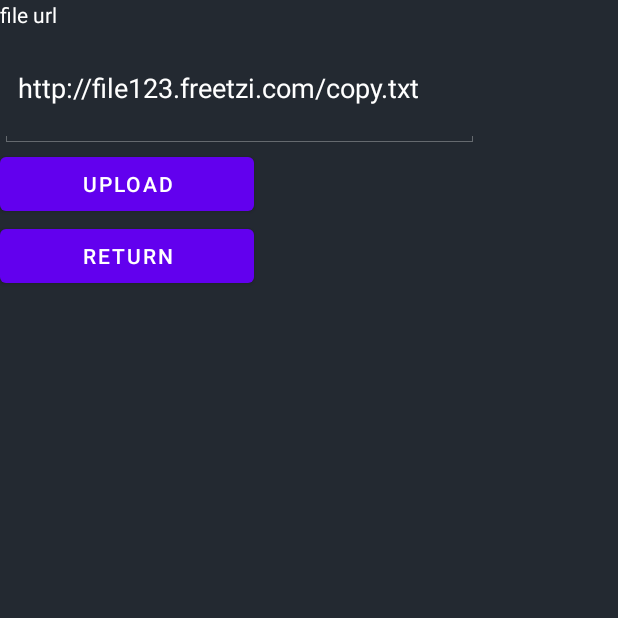
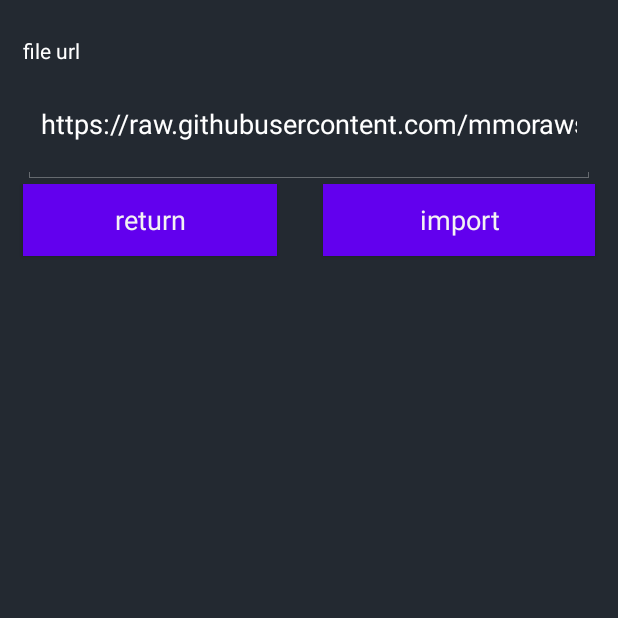
Before and after one commit to mmorawski520/secretariat-mobile, an Android app: the UploadActivity screen opened directly, with no data from a screen before it, on a phone screen of 412 x 824 dp, the top half of it. Run offline under Robolectric (Android 15) with nearby library versions, the phone set to English and light mode, and no system bars.

Commit message:
v0.0.6 Changes : - import bugfix - rework of whole layout

```diff
--- a/app/src/main/java/com/example/secretary_mobile/DbHelper.kt
+++ b/app/src/main/java/com/example/secretary_mobile/DbHelper.kt
@@ -42,7 +42,7 @@ class DBHelper(context: Context, factory: SQLiteDatabase.CursorFactory?) :
         db.insert("students", null, values)
     }
 
-    fun addTeachers(collumns: List<String>) {
+    fun addTeacher(collumns: List<String>) {
         val values = ContentValues()
         val db = this.writableDatabase
 
--- a/app/src/main/java/com/example/secretary_mobile/MainActivity.kt
+++ b/app/src/main/java/com/example/secretary_mobile/MainActivity.kt
@@ -7,6 +7,7 @@ import androidx.appcompat.app.AppCompatActivity
 import android.os.Bundle
 import android.view.View
 import android.widget.Button
+import android.widget.Toast
 import androidx.recyclerview.widget.LinearLayoutManager
 import androidx.recyclerview.widget.RecyclerView
 import com.example.secretary_mobile.databinding.ActivityMainBinding
@@ -47,6 +48,7 @@ class MainActivity : AppCompatActivity() {
         } catch (e: Throwable) {
             Cursor = db.basicCustomSelect("SELECT * FROM students")
             binding.recyclerView.adapter = getStudents(Cursor)
+
         }
         //Btn binding
         binding.btnUpload.setOnClickListener {
--- a/app/src/main/res/layout/activity_upload.xml
+++ b/app/src/main/res/layout/activity_upload.xml
@@ -4,19 +4,23 @@
     xmlns:tools="http://schemas.android.com/tools"
     android:layout_width="match_parent"
     android:layout_height="match_parent"
-    tools:context=".UploadActivity"
+    android:background="#232931"
     android:screenOrientation="landscape"
-    android:background="#232931"
     android:theme="@android:style/Theme.Holo.NoActionBar.Fullscreen"
-    >
+    tools:context=".UploadActivity">
 
 
     <LinearLayout
-        android:layout_width="409dp"
-        android:layout_height="729dp"
+        android:layout_width="0dp"
+        android:layout_height="0dp"
         android:orientation="vertical"
+
+        android:layout_marginTop="24dp"
+        app:layout_constraintBottom_toBottomOf="parent"
+        app:layout_constraintEnd_toEndOf="parent"
         app:layout_constraintStart_toStartOf="parent"
-        app:layout_constraintTop_toTopOf="parent">
+        app:layout_constraintTop_toTopOf="parent" >
+
         <TextView
             android:id="@+id/textView"
             android:layout_width="wrap_content"
@@ -27,42 +31,33 @@
             app:layout_constraintEnd_toEndOf="parent"
             app:layout_constraintHorizontal_bias="0.113"
             app:layout_constraintStart_toStartOf="parent"
+            android:layout_marginHorizontal="15dp"
             app:layout_constraintTop_toTopOf="parent"
-            app:layout_constraintVertical_bias="0.134" />
+            app:layout_constraintVertical_bias="0.134"/>
 
         <EditText
             android:id="@+id/editTextPersonName"
-            android:layout_width="319dp"
+            android:layout_width="match_parent"
             android:layout_height="79dp"
-            android:autofillHints=""
             android:ems="10"
             android:inputType="textPersonName"
+            android:layout_marginHorizontal="15dp"
             android:text="@string/edittext_name_label"
             android:textColor="#FFFFFF"
-            app:layout_constraintBottom_toBottomOf="parent"
-            app:layout_constraintEnd_toEndOf="parent"
-            app:layout_constraintHorizontal_bias="0.437"
-            app:layout_constraintStart_toStartOf="parent"
-            app:layout_constraintTop_toTopOf="parent"
-            app:layout_constraintVertical_bias="0.186" />
+            android:importantForAutofill="no" />
 
-        <Button
-            android:id="@+id/btnSubmit"
-            android:layout_width="169dp"
-            android:layout_height="48dp"
-            android:text="@string/btn_upload_label"
-            app:layout_constraintBottom_toBottomOf="parent"
-            app:layout_constraintEnd_toEndOf="parent"
-            app:layout_constraintHorizontal_bias="0.498"
-            app:layout_constraintStart_toStartOf="parent"
-            app:layout_constraintTop_toTopOf="parent"
-
-            app:layout_constraintVertical_bias="0.332" />
+        <LinearLayout
+            android:layout_width="match_parent"
+            android:layout_height="match_parent"
+            android:orientation="horizontal">
 
             <Button
                 android:id="@+id/btnMain"
+                style="?android:attr/buttonBarButtonStyle"
                 android:layout_width="169dp"
                 android:layout_height="48dp"
+                android:background="#A366DF"
+                android:layout_marginHorizontal="15dp"
                 android:text="@string/btn_return_label"
                 app:layout_constraintBottom_toBottomOf="parent"
                 app:layout_constraintEnd_toEndOf="parent"
@@ -70,5 +65,24 @@
                 app:layout_constraintStart_toStartOf="parent"
                 app:layout_constraintTop_toTopOf="parent"
                 app:layout_constraintVertical_bias="0.661" />
+
+            <Button
+                android:id="@+id/btnSubmit"
+                android:layout_width="match_parent"
+                android:layout_marginHorizontal="15dp"
+                android:layout_height="48dp"
+                android:text="@string/btn_upload_label"
+                android:background="#A366DF"
+                app:layout_constraintBottom_toBottomOf="parent"
+                app:layout_constraintEnd_toEndOf="parent"
+                app:layout_constraintHorizontal_bias="0.498"
+                app:layout_constraintStart_toStartOf="parent"
+                app:layout_constraintTop_toTopOf="parent"
+
+                app:layout_constraintVertical_bias="0.332"
+                style="?android:attr/buttonBarButtonStyle" />
         </LinearLayout>
+
+    </LinearLayout>
+
 </androidx.constraintlayout.widget.ConstraintLayout>
--- a/app/src/main/res/values/strings.xml
+++ b/app/src/main/res/values/strings.xml
@@ -1,10 +1,10 @@
 <resources>
     <string name="app_name">secretary-mobile</string>
-    <string name="btn_upload_label">upload</string>
+    <string name="btn_upload_label">import</string>
     <string name="btn_filters_label">filters</string>
     <string name="btn_submit_label">submit</string>
     <string name="btn_return_label">return</string>
-    <string name="edittext_name_label">http://file123.freetzi.com/copy.txt</string>
+    <string name="edittext_name_label">https://raw.githubusercontent.com/mmorawski520/secretariat/master/exportedData.txt</string>
     <string name="textview_upload_file_label">file url</string>
     <string name="textview_table_selection_label">select table</string>
     <string name="textview_table_search_label">search</string>
```
Also changed, not shown: app/src/main/java/com/example/secretary_mobile/UploadActivity.kt (+17 -11 lines), app/src/main/res/layout/activity_filters.xml (+11 -8 lines), app/src/main/res/layout/activity_main.xml (+8 -7 lines), app/src/main/res/layout/card_view.xml (+10 -2 lines). Lines whose indentation alone changed are shown as unchanged.
